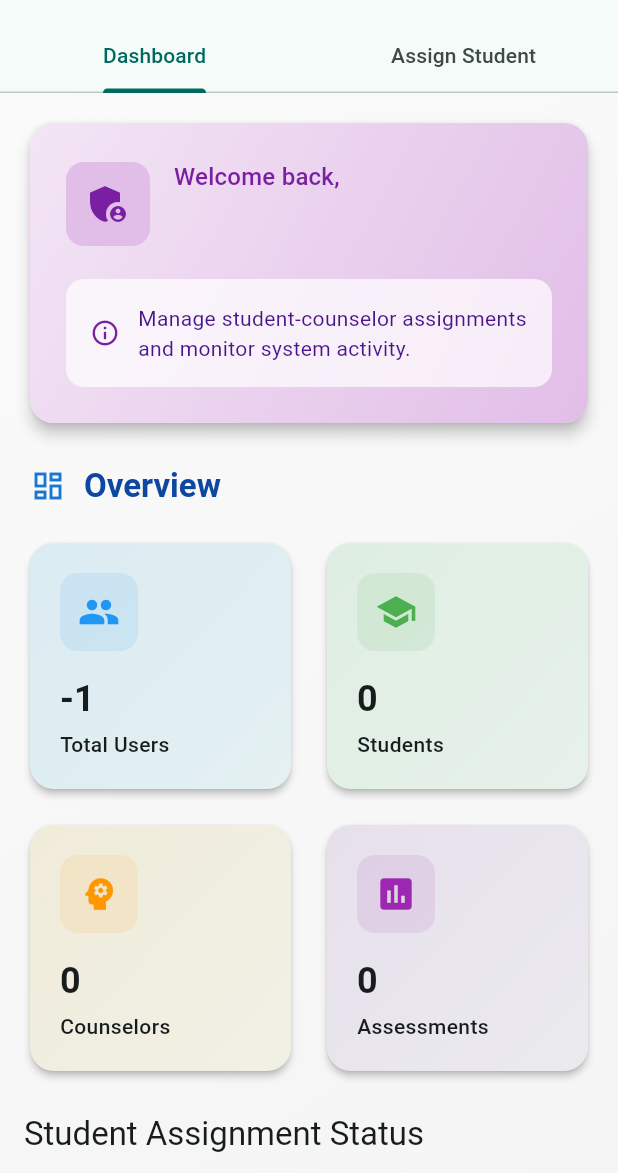
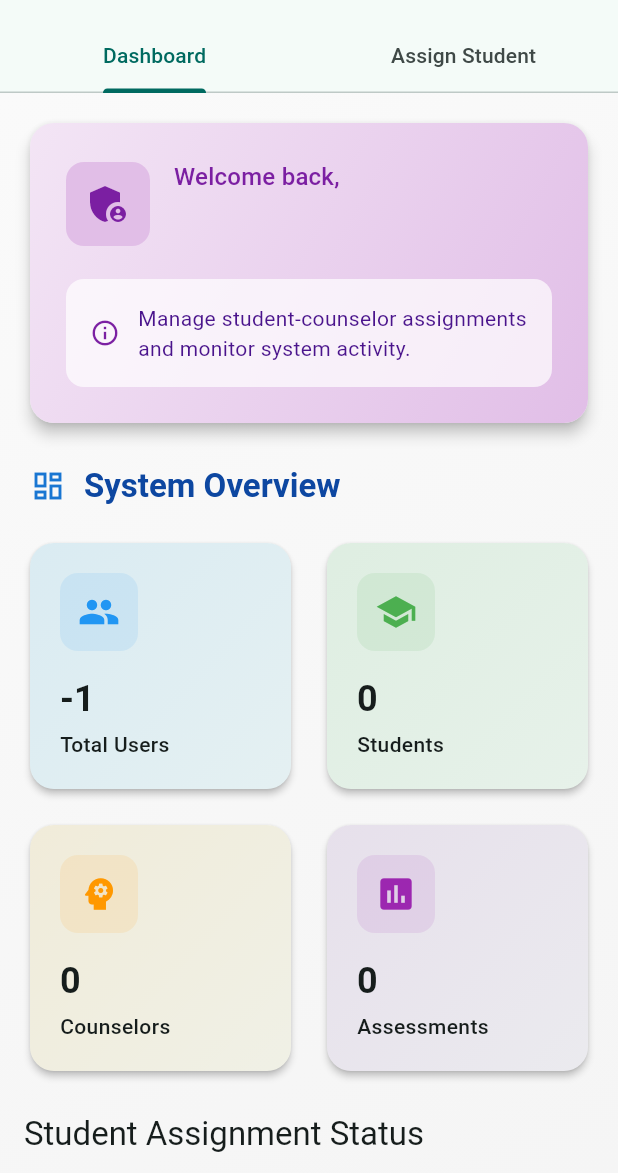
Before and after one commit to lewshubei/mobileApplication, a Flutter app: the AdminHomeScreen screen opened directly, on a phone screen of 412 x 824 dp, the part 63-1236 px from its top. Run offline on Flutter 3.47's test engine with Material 3 defaults, Android fonts, the phone set to English and light mode, and no system bars; our stand-ins replace cloud_firestore, file_picker, firebase_auth, firebase_core, fl_chart, flutter_dotenv and 2 more; accounts and stored records are empty; Roboto replaces fonts that are missing (Poppins).

Commit message:
no change

```diff
--- a/lib/components/admin/admin_dashboard_component.dart
+++ b/lib/components/admin/admin_dashboard_component.dart
@@ -230,7 +230,7 @@ class AdminDashboardComponent extends StatelessWidget {
                             ),
                             const SizedBox(width: 12),
                             Text(
-                              'Overview',
+                              'System Overview',
                               style: Theme.of(
                                 context,
                               ).textTheme.titleLarge?.copyWith(
```
